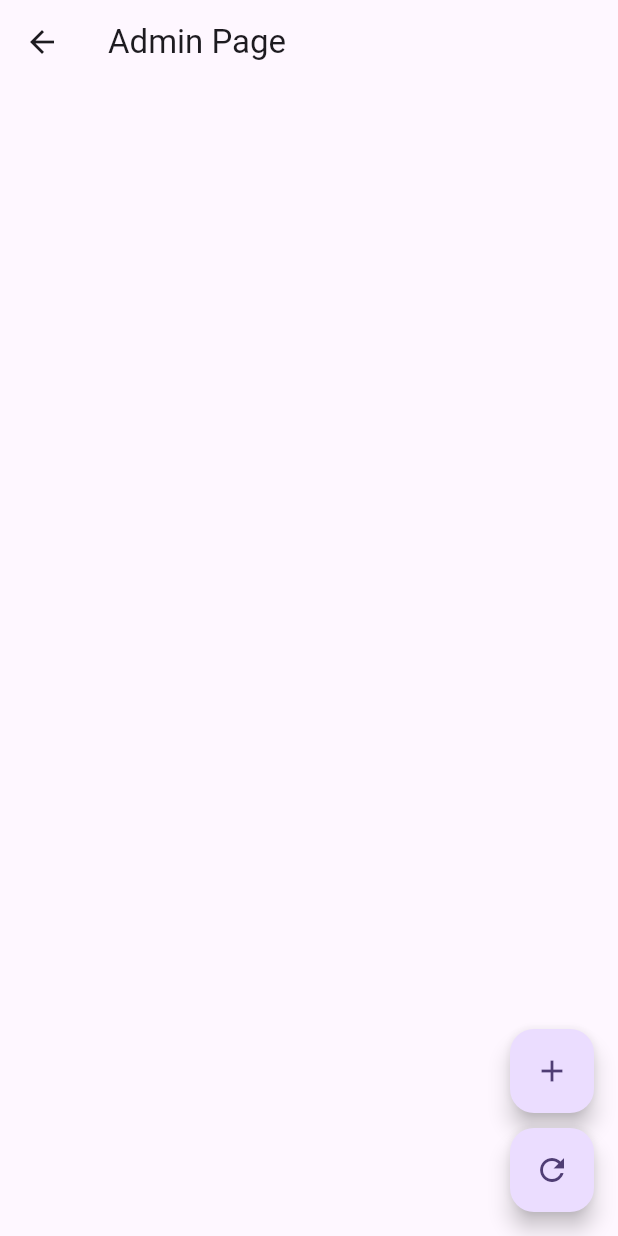
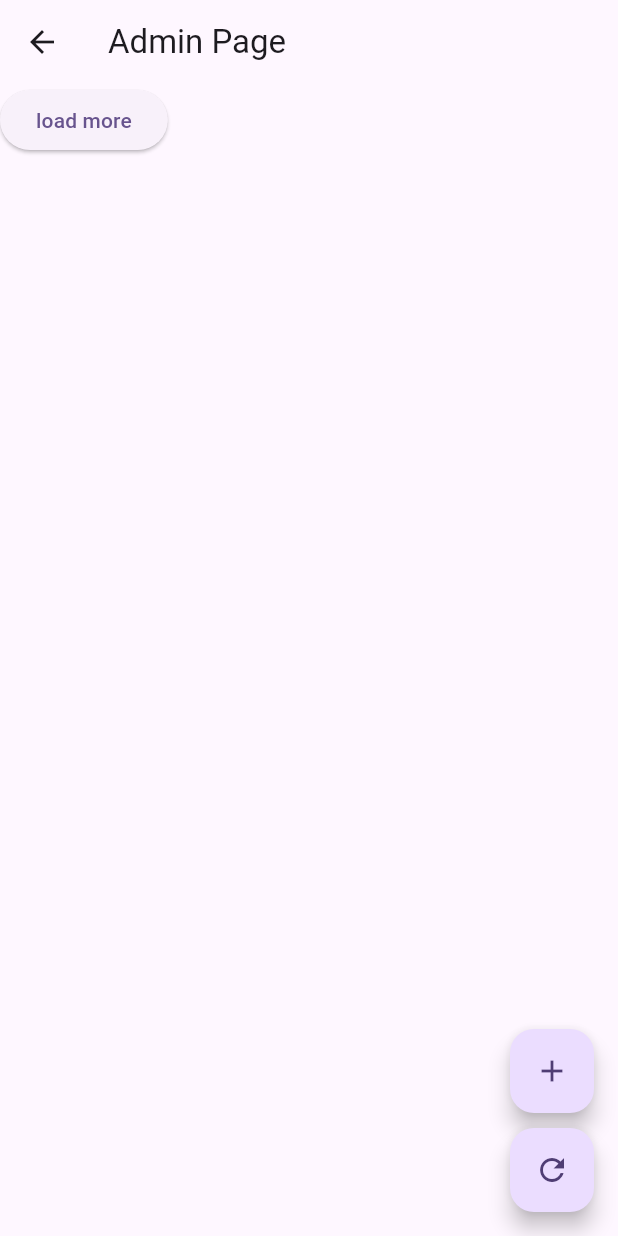
Before and after one commit to Siputsss/siska-fb, a Flutter app: the AdminPage screen opened directly, on a phone screen of 412 x 824 dp. Run offline on Flutter 3.47's test engine with Material 3 defaults, Android fonts, the phone set to English and light mode, and no system bars; our stand-ins replace cloud_firestore, firebase_core, simple_icons; missing offline and left inert: dart:html; accounts and stored records are empty.

Commit message:
feat: add load more, deleteDoc

```diff
--- a/lib/app/app.dart
+++ b/lib/app/app.dart
@@ -18,8 +18,8 @@ class App extends StatelessWidget {
         ),
         home: const
             // AdminInput()
-          // AdminPage()
-          Home(),
+            AdminPage()
+        // Home(),
         );
   }
 }
--- a/lib/ui_screens/admin/admin_data.dart
+++ b/lib/ui_screens/admin/admin_data.dart
@@ -1,4 +1,5 @@
 import 'package:flutter/material.dart';
+import 'package:siska_fb/ui_screens/models/produk.dart';
 
 final ctrlNama = TextEditingController();
 final ctrlHarga = TextEditingController();
@@ -11,3 +12,7 @@ var isShowClearHarga = false;
 var isShowClearDesc = false;
 
 var selectedId = '';
+
+List<ProdukX> userList = [];
+
+var isEnd = false;
--- a/lib/ui_screens/admin/widgets/admin_detail.dart
+++ b/lib/ui_screens/admin/widgets/admin_detail.dart
@@ -24,9 +24,9 @@ class AdminDetail extends StatelessWidget {
                   mainAxisAlignment: MainAxisAlignment.center,
                   children: [
                     Text(snapshot.data!.id),
-                    Text(snapshot.data!.data()!['nama'].toString()),
-                    Text(snapshot.data!.data()!['harga'].toString()),
-                    Text(snapshot.data!.data()!['desc'].toString()),
+                    Text(snapshot.data!.nama),
+                    Text(snapshot.data!.harga.toString()),
+                    Text(snapshot.data!.desc),
                   ],
                 );
               }
--- a/lib/ui_screens/admin/widgets/admin_page.dart
+++ b/lib/ui_screens/admin/widgets/admin_page.dart
@@ -13,6 +13,12 @@ class AdminPage extends StatefulWidget {
 
 class _AdminPageState extends State<AdminPage> {
   @override
+  void initState() {
+    loadmore();
+    super.initState();
+  }
+
+  @override
   Widget build(BuildContext context) {
     return Scaffold(
         appBar: AppBar(
@@ -22,6 +28,7 @@ class _AdminPageState extends State<AdminPage> {
           mainAxisAlignment: MainAxisAlignment.end,
           children: [
             FloatingActionButton(
+              heroTag: null,
               onPressed: () {
                 Navigator.push(
                   context,
@@ -32,6 +39,7 @@ class _AdminPageState extends State<AdminPage> {
             ),
             const SizedBox(height: 10),
             FloatingActionButton(
+              heroTag: null,
               onPressed: () {
                 setState(() {});
               },
@@ -39,27 +47,35 @@ class _AdminPageState extends State<AdminPage> {
             ),
           ],
         ),
-        body: Center(
-          child: FutureBuilder(
+        body: FutureBuilder(
           future: getColl(),
           builder: (context, snapshot) {
-              if (snapshot.connectionState == ConnectionState.waiting) {
-                return const CircularProgressIndicator();
-              }
+            // if (snapshot.connectionState == ConnectionState.waiting) {
+            //   return const Center(child: CircularProgressIndicator());
+            // }
             if (snapshot.hasData) {
-                return Column(
+              return SingleChildScrollView(
+                child: Column(
                   children: [
                     ...List.generate(
-                      snapshot.data!.docs.length,
+                      userList.length,
                       (index) {
-                        final data = snapshot.data!.docs[index].data();
-                        final id = snapshot.data!.docs[index].id;
+                        // final data = snapshot.data![index];
+                        final data = userList[index];
+                        final id = data.id;
                         return Card(
                           child: ListTile(
-                            title: Text('${data['nama']}'),
-                            subtitle: Text(id),
+                            title: Text(data.nama),
+                            subtitle: Text(data.createdAt),
                             selected: id == selectedId,
                             selectedTileColor: Colors.grey.withOpacity(0.2),
+                            trailing: IconButton(
+                              onPressed: () async {
+                                await deleteDoc(id);
+                                setState(() {});
+                              },
+                              icon: const Icon(Icons.delete),
+                            ),
                             onTap: () {
                               setState(() {
                                 selectedId = id;
@@ -72,13 +88,25 @@ class _AdminPageState extends State<AdminPage> {
                           ),
                         );
                       },
-                    )
+                    ),
+                    snapshot.connectionState == ConnectionState.waiting
+                        ? const CircularProgressIndicator()
+                        : ElevatedButton(
+                            onPressed: () {
+                              setState(() {
+                                loadmore();
+                              });
+                            },
+                            child: const Text("load more"),
+                          ),
                   ],
+                ),
               );
             }
-              return const Text('text');
+            return const Center(
+              child: CircularProgressIndicator(),
+            );
           },
-          ),
         ));
   }
 }
```
Also changed, not shown: lib/ui_screens/admin/admin_ctrl.dart (+40 -11 lines), lib/ui_screens/admin/widgets/admin_input.dart (+20 -27 lines), lib/ui_screens/models/produk.dart (added, +80 -0 lines), 1 other file. Lines whose indentation alone changed are shown as unchanged.
